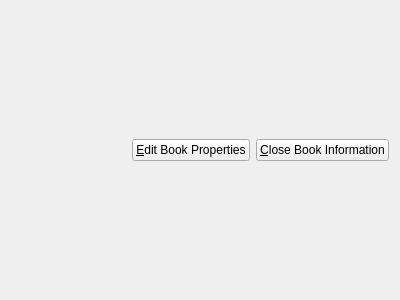
Old version of the form src/ui/about_book.ui in the repository chrmorais/aranduka.
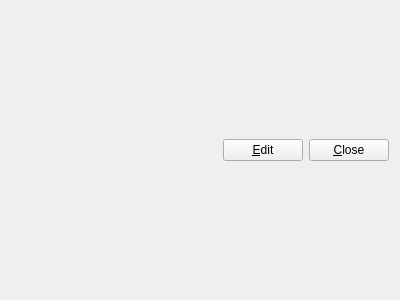
New version of the form.

Commit message: Renaming buttons

Patch:
```diff
--- a/src/ui/about_book.ui
+++ b/src/ui/about_book.ui
@@ -32,14 +32,14 @@
      <item>
       <widget class="QPushButton" name="editButton">
        <property name="text">
-        <string>&amp;Edit Book Properties</string>
+        <string>&amp;Edit</string>
        </property>
       </widget>
      </item>
      <item>
       <widget class="QPushButton" name="closeButton">
        <property name="text">
-        <string>&amp;Close Book Information</string>
+        <string>&amp;Close</string>
        </property>
       </widget>
      </item>
```
